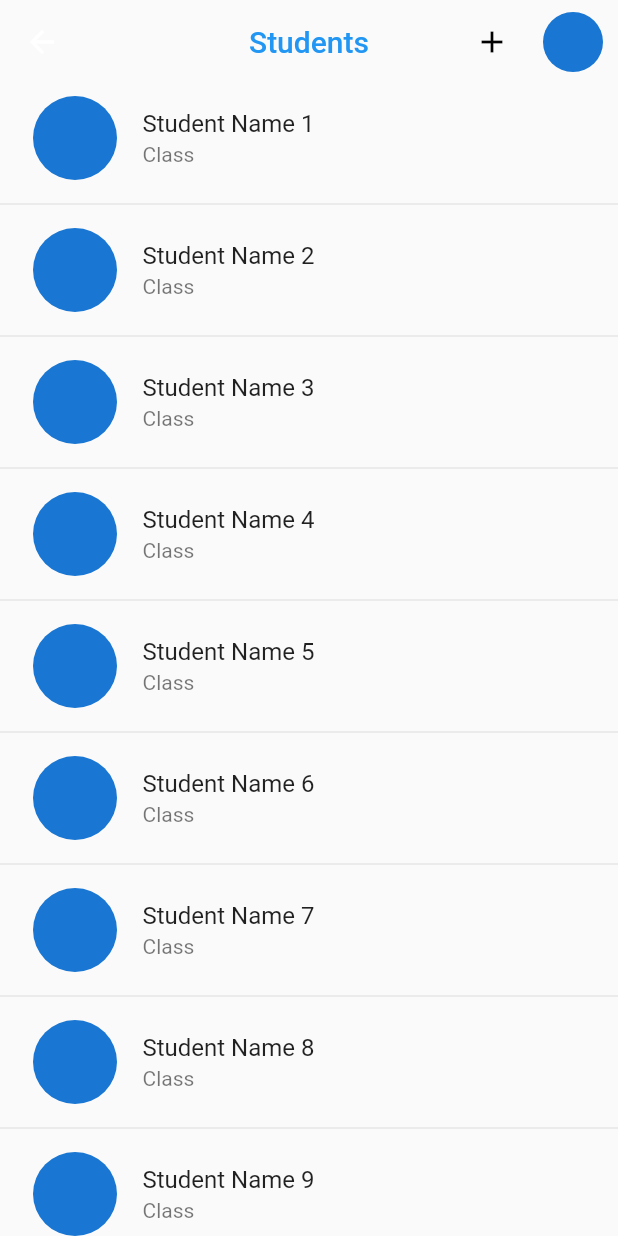
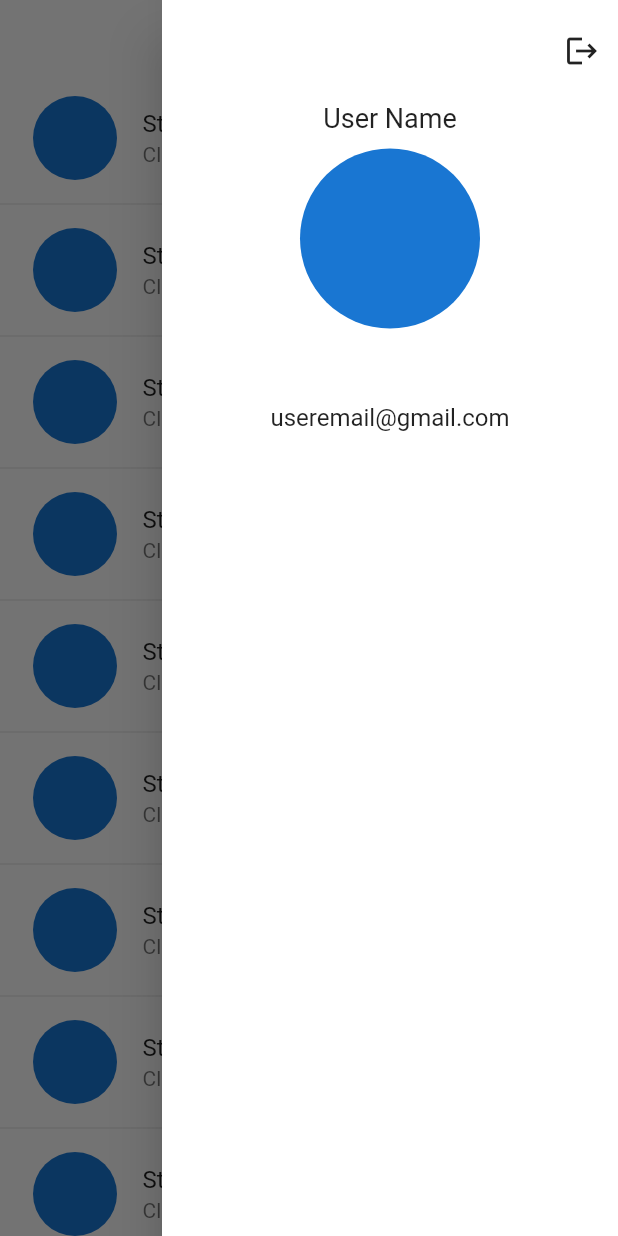
Before and after one commit to Siyahm/Firebase_Student-app, a Flutter app: the HomeScreen screen opened directly, with the side drawer open (before the commit the screen has no drawer), on a phone screen of 412 x 824 dp. Run offline on Flutter 3.47's test engine with Material 2 defaults, Android fonts, the phone set to English and light mode, and no system bars; our stand-ins replace cloud_firestore, firebase_auth, firebase_core; accounts and stored records are empty; network calls fail.

Commit message:
User Authentication and User data stored in Firestore

```diff
--- a/lib/screen/home/controller/home_screen_provider.dart
+++ b/lib/screen/home/controller/home_screen_provider.dart
@@ -1,9 +1,11 @@
 import 'package:firebase_student_app/screen/add_screen/controller/add_screen_provider.dart';
 import 'package:firebase_student_app/screen/add_screen/view/add_screen.dart';
+import 'package:firebase_student_app/screen/home/view/widget/custom_drawer.dart';
 import 'package:flutter/material.dart';
 
 class HomeScreenProvider with ChangeNotifier {
   final visibilityList = List.generate(10, (index) => false);
+  final scaffoldKey = GlobalKey<ScaffoldState>();
 
   void onLongPressedTile(int index) {
     visibilityList[index] = true;
--- a/lib/screen/home/view/home_screen.dart
+++ b/lib/screen/home/view/home_screen.dart
@@ -1,6 +1,7 @@
 import 'package:firebase_student_app/constents/constents.dart';
 import 'package:firebase_student_app/screen/add_screen/controller/add_screen_provider.dart';
 import 'package:firebase_student_app/screen/home/controller/home_screen_provider.dart';
+import 'package:firebase_student_app/screen/home/view/widget/custom_drawer.dart';
 import 'package:firebase_student_app/screen/home/view/widget/students_tile.dart';
 import 'package:flutter/material.dart';
 import 'package:provider/provider.dart';
@@ -13,6 +14,7 @@ class HomeScreen extends StatelessWidget {
     final homeScrnProvider =
         Provider.of<HomeScreenProvider>(context, listen: false);
     return Scaffold(
+      key: homeScrnProvider.scaffoldKey,
       appBar: AppBar(
         backgroundColor: Colors.transparent,
         centerTitle: true,
@@ -34,10 +36,15 @@ class HomeScreen extends StatelessWidget {
             },
           ),
           kSizedBoxWidth10,
-          const CircleAvatar(),
+          GestureDetector(
+            onTap: () =>
+                homeScrnProvider.scaffoldKey.currentState!.openEndDrawer(),
+            child: const CircleAvatar(),
+          ),
           kSizedBoxWidth10,
         ],
       ),
+      endDrawer: const CustomDrawer(),
       body: ListView.separated(
           itemBuilder: (context, index) => StudentTile(
                 index: index,
--- /dev/null
+++ b/lib/screen/home/view/widget/custom_drawer.dart
@@ -0,0 +1,54 @@
+import 'package:firebase_student_app/constents/constents.dart';
+import 'package:firebase_student_app/screen/signUp/controller/sign_up_controller.dart';
+import 'package:flutter/material.dart';
+import 'package:provider/provider.dart';
+
+class CustomDrawer extends StatelessWidget {
+  const CustomDrawer({super.key});
+
+  @override
+  Widget build(BuildContext context) {
+    final signUpScrnProvider =
+        Provider.of<SignUpScreenProvider>(context, listen: false);
+    return SafeArea(
+      child: Drawer(
+        backgroundColor: const Color.fromARGB(255, 255, 255, 255),
+        child: Column(
+          mainAxisAlignment: MainAxisAlignment.start,
+          children: [
+            Column(
+              children: [
+                kSizedBox10,
+                Align(
+                  alignment: Alignment.centerRight,
+                  child: IconButton(
+                    onPressed: () {
+                      signUpScrnProvider.signOut(context);
+                    },
+                    icon: const Icon(Icons.logout),
+                  ),
+                ),
+                kSizedBox10,
+                const Text(
+                  'User Name',
+                  style: TextStyle(
+                    fontSize: 18,
+                  ),
+                ),
+                kSizedBox10,
+                const CircleAvatar(
+                  radius: 60,
+                ),
+                kSizedBox50,
+                const Text(
+                  'useremail@gmail.com',
+                  style: TextStyle(fontSize: 16),
+                )
+              ],
+            ),
+          ],
+        ),
+      ),
+    );
+  }
+}
--- /dev/null
+++ b/lib/screen/signUp/services/user_database_manage.dart
@@ -0,0 +1,29 @@
+import 'package:cloud_firestore/cloud_firestore.dart';
+import 'package:firebase_auth/firebase_auth.dart';
+import 'package:firebase_student_app/constents/constant_widgets/show_snack_bar.dart';
+import 'package:firebase_student_app/screen/signUp/model/user_model.dart';
+
+class UserDatabaseManage {
+  Future<void> postUserDataToFirestore(context, String name, String email,
+      String password, FirebaseAuth auth) async {
+    try {
+      FirebaseFirestore firebaseFirestore = FirebaseFirestore.instance;
+      User? user = auth.currentUser;
+      UserModel userModel = UserModel(
+        uid: user!.uid,
+        name: name,
+        email: email,
+        password: password,
+      );
+
+      await firebaseFirestore.collection('Users').doc(user.uid).set(
+            userModel.toMap(),
+          );
+    } catch (e) {
+      showSnackBarWidget(
+        context,
+        e.toString(),
+      );
+    }
+  }
+}
--- a/lib/screen/signUp/view/screen_sign_up.dart
+++ b/lib/screen/signUp/view/sign_up_screen.dart
@@ -16,7 +16,10 @@ class ScreenSignUp extends StatelessWidget {
         backgroundColor: Colors.transparent,
         elevation: 0,
         leading: IconButton(
-          onPressed: () => signUpScrnProvider.popFunction(context),
+          onPressed: () {
+            signUpScrnProvider.popFunction(context);
+            signUpScrnProvider.clearControllers();
+          },
           icon: const Icon(
             Icons.arrow_back_ios,
             color: kBlack,
--- a/lib/screen/sign_in/controller/sign_in_screen_controller.dart
+++ /dev/null
@@ -1,14 +0,0 @@
-import 'package:firebase_student_app/screen/signUp/view/screen_sign_up.dart';
-import 'package:flutter/material.dart';
-
-class SignInScreenProvider extends ChangeNotifier {
-  final TextEditingController emailController = TextEditingController();
-  final TextEditingController passwordController = TextEditingController();
-  void signUpButtonOnPressed(context) {
-    Navigator.of(context).push(
-      MaterialPageRoute(
-        builder: (context) => const ScreenSignUp(),
-      ),
-    );
-  }
-}
```
Also changed, not shown: lib/main.dart (+9 -7 lines), lib/screen/signUp/controller/firebase_auth_methods.dart (deleted, +0 -17 lines), lib/screen/signUp/controller/sign_up_controller.dart (+57 -6 lines), lib/screen/signUp/model/user_model.dart (added, +23 -0 lines), lib/screen/signUp/services/firebase_auth_methods.dart (added, +48 -0 lines), lib/screen/signUp/view/sign_in_screen.dart (renamed from lib/screen/sign_in/view/sign_in_screen.dart, +9 -7 lines), lib/screen/splash/controller/splash_controller.dart (added, +24 -0 lines), lib/screen/splash/view/splash_screen.dart (added, +24 -0 lines).
